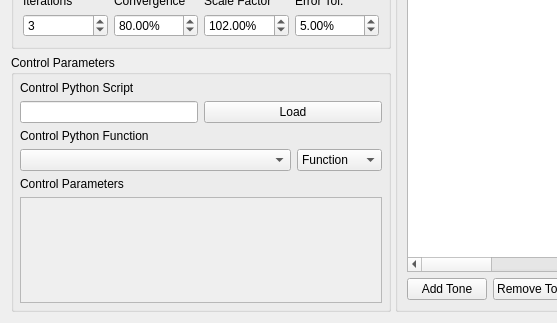
First picture: the form in src/rattlesnake/user_interface/ui_files/srs_sds_definition.ui, repository sandialabs/rattlesnake-vibration-controller, before the edit; both pictures show x 0 to 557 and y 545 to 868 of the 1389 by 868 pixel window.
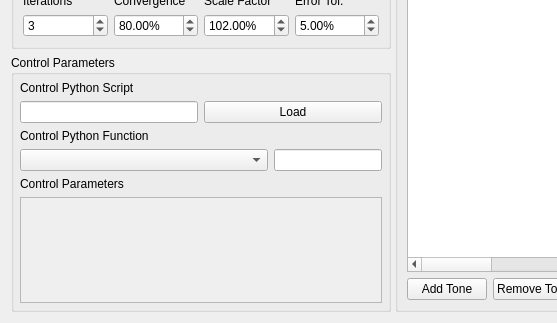
Second picture: the form after the edit. Custom widgets are drawn as their Qt base class.

Commit message: Removed dropdown options for control law types.

The edit to the form file:
```diff
--- a/src/rattlesnake/user_interface/ui_files/srs_sds_definition.ui
+++ b/src/rattlesnake/user_interface/ui_files/srs_sds_definition.ui
@@ -761,7 +761,7 @@
                </widget>
               </item>
               <item>
-               <widget class="QComboBox" name="control_function_generator_selector">
+               <widget class="QLineEdit" name="control_function_type_display">
                 <property name="sizePolicy">
                  <sizepolicy hsizetype="Minimum" vsizetype="Fixed">
                   <horstretch>0</horstretch>
@@ -771,21 +771,9 @@
                 <property name="toolTip">
                  <string>&lt;html&gt;&lt;head/&gt;&lt;body&gt;&lt;p&gt;&lt;span style=&quot; font-weight:600;&quot;&gt;Control Type&lt;/span&gt;&lt;/p&gt;&lt;p&gt;Select if the selected control law is a Function, Class, or Interactive Class. This should be detected automatically by inspection; users should not have to adjust this.&lt;/p&gt;&lt;/body&gt;&lt;/html&gt;</string>
                 </property>
-                <item>
-                 <property name="text">
-                  <string>Function</string>
-                 </property>
-                </item>
-                <item>
-                 <property name="text">
-                  <string>Class</string>
-                 </property>
-                </item>
-                <item>
-                 <property name="text">
-                  <string>Interactive</string>
-                 </property>
-                </item>
+                <property name="readOnly">
+                 <bool>true</bool>
+                </property>
                </widget>
               </item>
              </layout>
```
Left out of the diff: 5 changed lines with no effect on the pictures. The commit also changes 5 other files.
